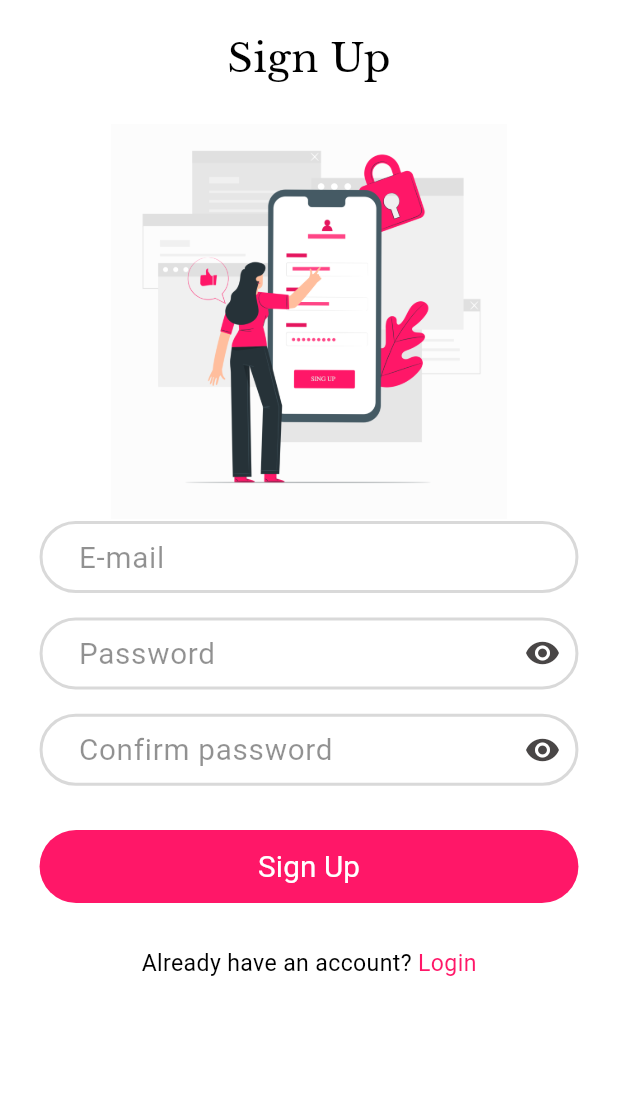
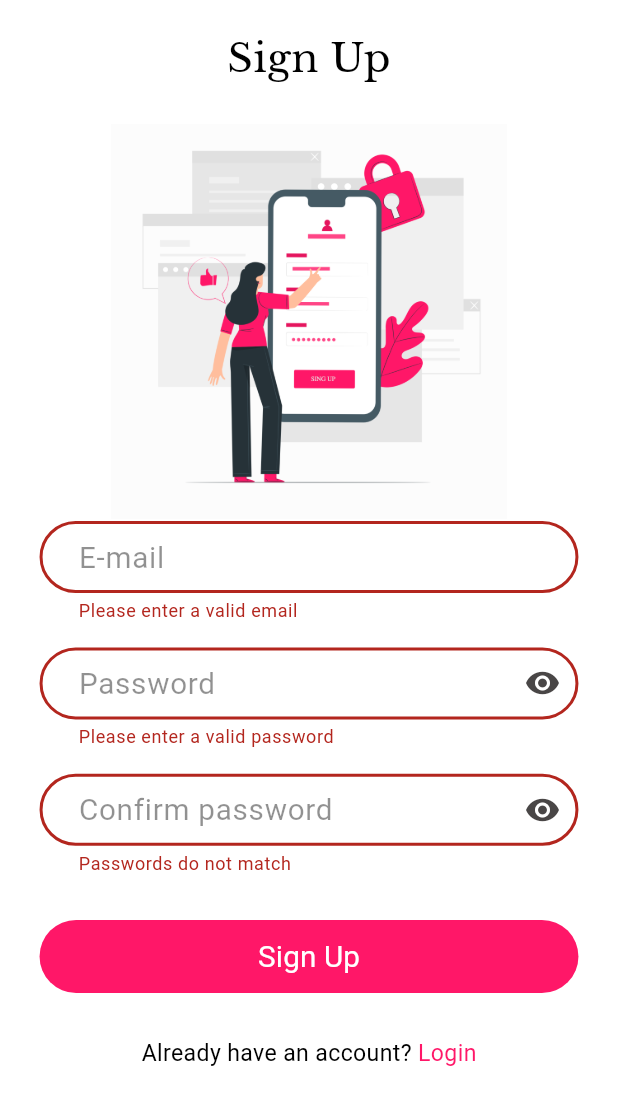
Before and after one commit to assem16399/Diva, a Flutter app: the screen it shows after launch, after a tap on "Sign Up", on a phone screen of 412 x 824 dp. Shown: the top 1105 px of the screen. Run offline on Flutter 3.47's test engine with Material 3 defaults, Android fonts, the phone set to English and light mode, and no system bars; our stand-ins replace bloc, dio, flutter_bloc, flutter_screenutil, freezed_annotation, get_it and 3 more; generated files the repository leaves out were written again.

Commit message:
feat(Signup) ✨ Add signup form validators and saving methods

```diff
--- a/lib/features/signup/ui/widgets/password_validations.dart
+++ b/lib/features/signup/ui/widgets/password_validations.dart
@@ -8,9 +8,11 @@ import 'package:flutter_screenutil/flutter_screenutil.dart';
 class PasswordValidations extends StatefulWidget {
   const PasswordValidations({
     required this.controller,
+    required this.getPasswordValidationStatus,
     super.key,
   });
   final TextEditingController controller;
+  final void Function({required bool isValid}) getPasswordValidationStatus;
 
   @override
   State<PasswordValidations> createState() => _PasswordValidationsState();
@@ -41,6 +43,13 @@ class _PasswordValidationsState extends State<PasswordValidations> {
           AppRegex.hasSpecialCharacter(widget.controller.text);
       _hasMinLength = AppRegex.hasMinLength(widget.controller.text);
     });
+
+    widget.getPasswordValidationStatus(
+      isValid: _hasLowerCase &&
+          _hasUpperCase &&
+          _hasSpecialCharacters &&
+          _hasMinLength,
+    );
   }
 
   @override
--- a/lib/features/signup/ui/widgets/signup_form.dart
+++ b/lib/features/signup/ui/widgets/signup_form.dart
@@ -1,10 +1,14 @@
+import 'package:diva/core/helpers/app_regex.dart';
 import 'package:diva/core/helpers/spacing.dart';
 import 'package:diva/core/themes/text_styles.dart';
 import 'package:diva/core/widgets/app_text_button.dart';
 import 'package:diva/core/widgets/app_text_form_field.dart';
 import 'package:diva/core/widgets/obscured_text_form_field.dart';
+import 'package:diva/features/signup/data/models/signup_request_body.dart';
+import 'package:diva/features/signup/logic/signup_cubit.dart';
 import 'package:diva/features/signup/ui/widgets/password_validations.dart';
 import 'package:flutter/material.dart';
+import 'package:flutter_bloc/flutter_bloc.dart';
 import 'package:flutter_screenutil/flutter_screenutil.dart';
 
 class SignupForm extends StatefulWidget {
@@ -17,9 +21,12 @@ class SignupForm extends StatefulWidget {
 }
 
 class _SignupFormState extends State<SignupForm> {
+  final _emailController = TextEditingController();
   final _passwordController = TextEditingController();
   final _passwordFocusNode = FocusNode();
   var _isPasswordFieldFocused = false;
+  var _isPasswordCriteriaMet = false;
+  final _formKey = GlobalKey<FormState>();
 
   @override
   void initState() {
@@ -33,18 +40,46 @@ class _SignupFormState extends State<SignupForm> {
     });
   }
 
+  void _onSignupPressed() {
+    if (_formKey.currentState!.validate()) {
+      context.read<SignupCubit>().emitSignupStates(
+            SignupRequestBody(
+              email: _emailController.text,
+              password: _passwordController.text,
+            ),
+          );
+    }
+  }
+
   @override
   Widget build(BuildContext context) {
-    return Column(
+    return Form(
+      key: _formKey,
+      child: Column(
         children: [
-        const AppTextFormField(
+          AppTextFormField(
+            controller: _emailController,
             hintText: 'E-mail',
+            validator: (value) {
+              if (value == null ||
+                  value.isEmpty ||
+                  !AppRegex.isEmailValid(value)) {
+                return 'Please enter a valid email';
+              }
+              return null;
+            },
           ),
           verticalSpace(16),
           ObscuredTextFormField(
             controller: _passwordController,
             focusNode: _passwordFocusNode,
             hintText: 'Password',
+            validator: (value) {
+              if (value == null || value.isEmpty || !_isPasswordCriteriaMet) {
+                return 'Please enter a valid password';
+              }
+              return null;
+            },
           ),
           AnimatedContainer(
             duration: const Duration(milliseconds: 300),
@@ -53,11 +88,21 @@ class _SignupFormState extends State<SignupForm> {
             ),
             child: PasswordValidations(
               controller: _passwordController,
+              getPasswordValidationStatus: ({required bool isValid}) =>
+                  _isPasswordCriteriaMet = isValid,
             ),
           ),
           verticalSpace(16),
-        const ObscuredTextFormField(
+          ObscuredTextFormField(
             hintText: 'Confirm password',
+            validator: (value) {
+              if (value == null ||
+                  value.isEmpty ||
+                  value != _passwordController.text) {
+                return 'Passwords do not match';
+              }
+              return null;
+            },
           ),
           verticalSpace(24),
           Padding(
@@ -65,16 +110,18 @@ class _SignupFormState extends State<SignupForm> {
             child: AppTextButton(
               buttonText: 'Sign Up',
               textStyle: TextStyles.font18WhiteW400,
-            onPressed: () {},
+              onPressed: _onSignupPressed,
             ),
           ),
         ],
+      ),
     );
   }
 
   @override
   void dispose() {
     super.dispose();
+    _emailController.dispose();
     _passwordController.dispose();
     _passwordFocusNode
       ..removeListener(_onFocusChange)
```
Lines whose indentation alone changed are shown as unchanged.
